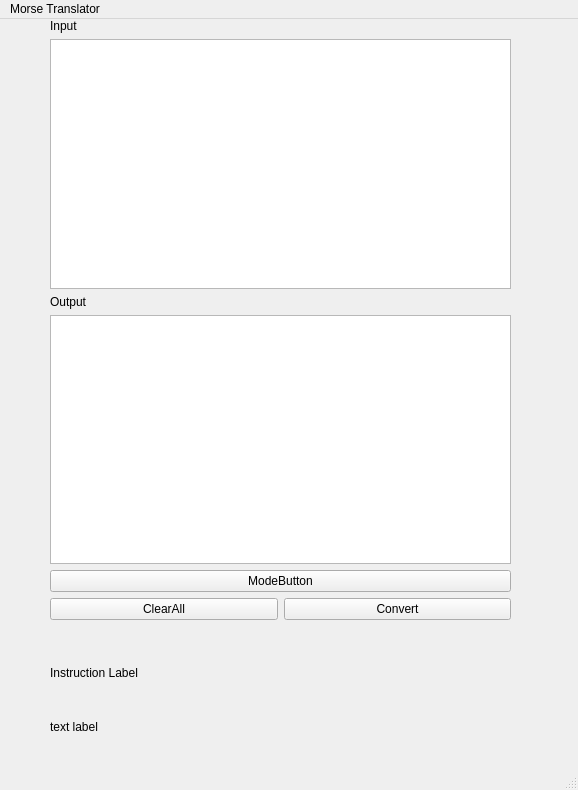
Before: the Qt Designer form mainwindow.ui in seb2307/Morse-Code-Translator, drawn with Qt 5.
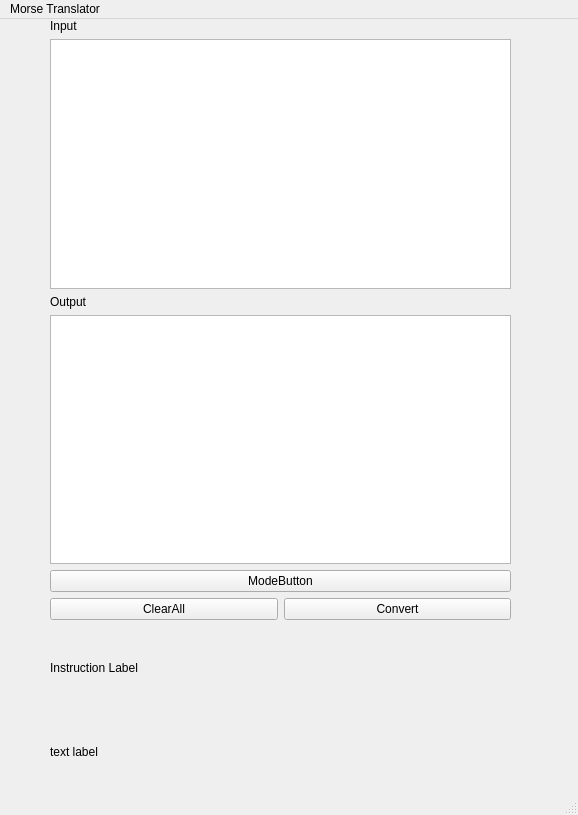
After: the same form once the commit is applied.

Patch:
```diff
--- a/mainwindow.ui
+++ b/mainwindow.ui
@@ -7,7 +7,7 @@
     <x>0</x>
     <y>0</y>
     <width>578</width>
-    <height>790</height>
+    <height>815</height>
    </rect>
   </property>
   <property name="windowTitle">
@@ -75,9 +75,9 @@
     <property name="geometry">
      <rect>
       <x>50</x>
-      <y>630</y>
+      <y>610</y>
       <width>461</width>
-      <height>101</height>
+      <height>161</height>
      </rect>
     </property>
     <layout class="QVBoxLayout" name="verticalLayout_2">
```
